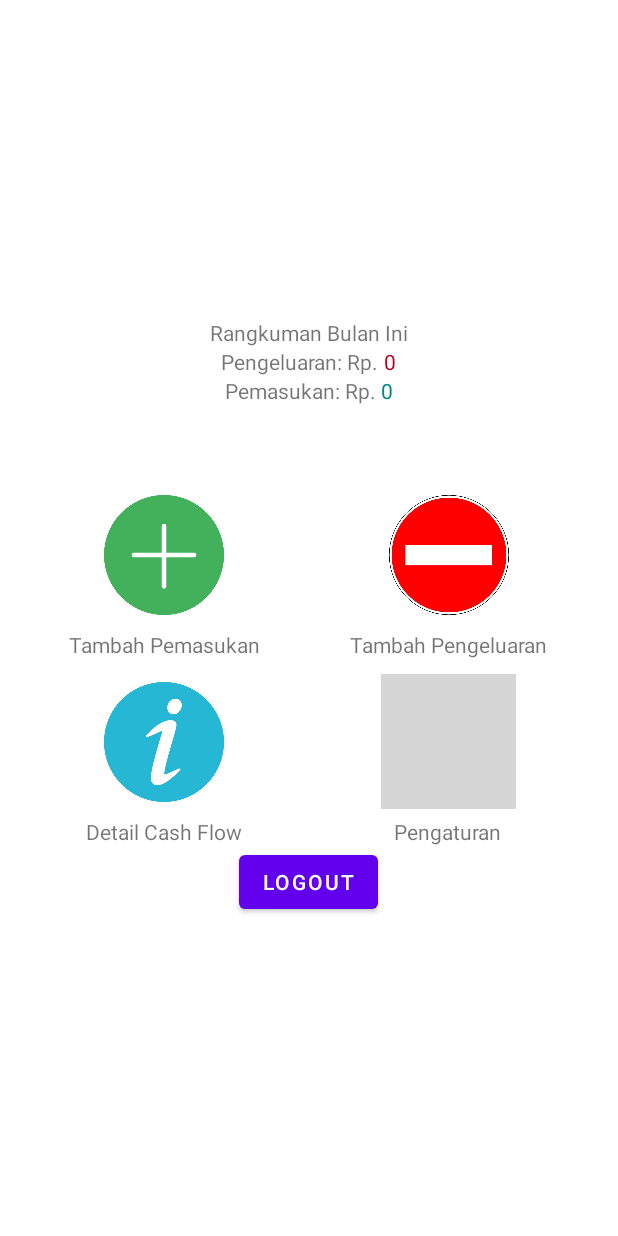
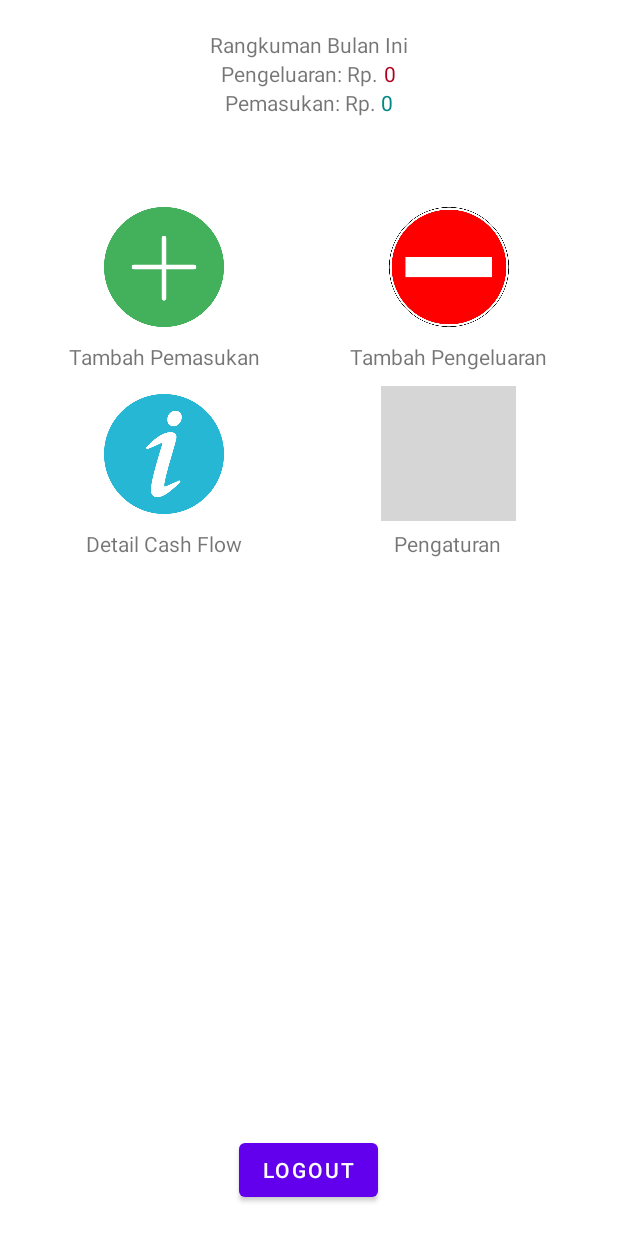
Before and after one commit to pazcalll/kotlin-cash-book, an Android app: the MainActivity screen opened directly, with no data from a screen before it, on a phone screen of 412 x 824 dp. Run offline under Robolectric (Android 15) with nearby library versions, the phone set to English and light mode, and no system bars; 1 statement that could not run was skipped; grey boxes are pictures that could not be loaded.

Commit message:
scrollable view

```diff
--- a/app/src/main/res/layout/activity_main.xml
+++ b/app/src/main/res/layout/activity_main.xml
@@ -9,6 +9,18 @@
         android:gravity="center"
         tools:context=".MainActivity">
 
+    <ScrollView
+            android:layout_marginVertical="20dp"
+            android:layout_gravity="center"
+            android:fillViewport="true"
+            android:layout_width="match_parent"
+            android:layout_height="match_parent">
+
+        <LinearLayout
+                android:gravity="center"
+                android:orientation="vertical"
+                android:layout_width="match_parent"
+                android:layout_height="match_parent">
             <TextView
                     android:layout_width="wrap_content"
                     android:layout_height="wrap_content"
@@ -156,12 +168,20 @@
                 </LinearLayout>
             </LinearLayout>
 
-
+            <LinearLayout
+                    android:orientation="vertical"
+                    android:gravity="center|bottom"
+                    android:layout_width="match_parent"
+                    android:layout_height="match_parent">
                 <Button
                         android:text="Logout"
                         android:layout_width="wrap_content"
                         android:layout_height="wrap_content"
                         android:id="@+id/logout"
                         />
+            </LinearLayout>
+        </LinearLayout>
+    </ScrollView>
+
 
 </LinearLayout>
```
Also changed, not shown: app/src/main/res/layout/activity_income.xml (+11 -5 lines), app/src/main/res/layout/activity_setting.xml (+10 -3 lines), app/src/main/res/layout/activity_spending.xml (+10 -5 lines). Lines whose indentation alone changed are shown as unchanged.
